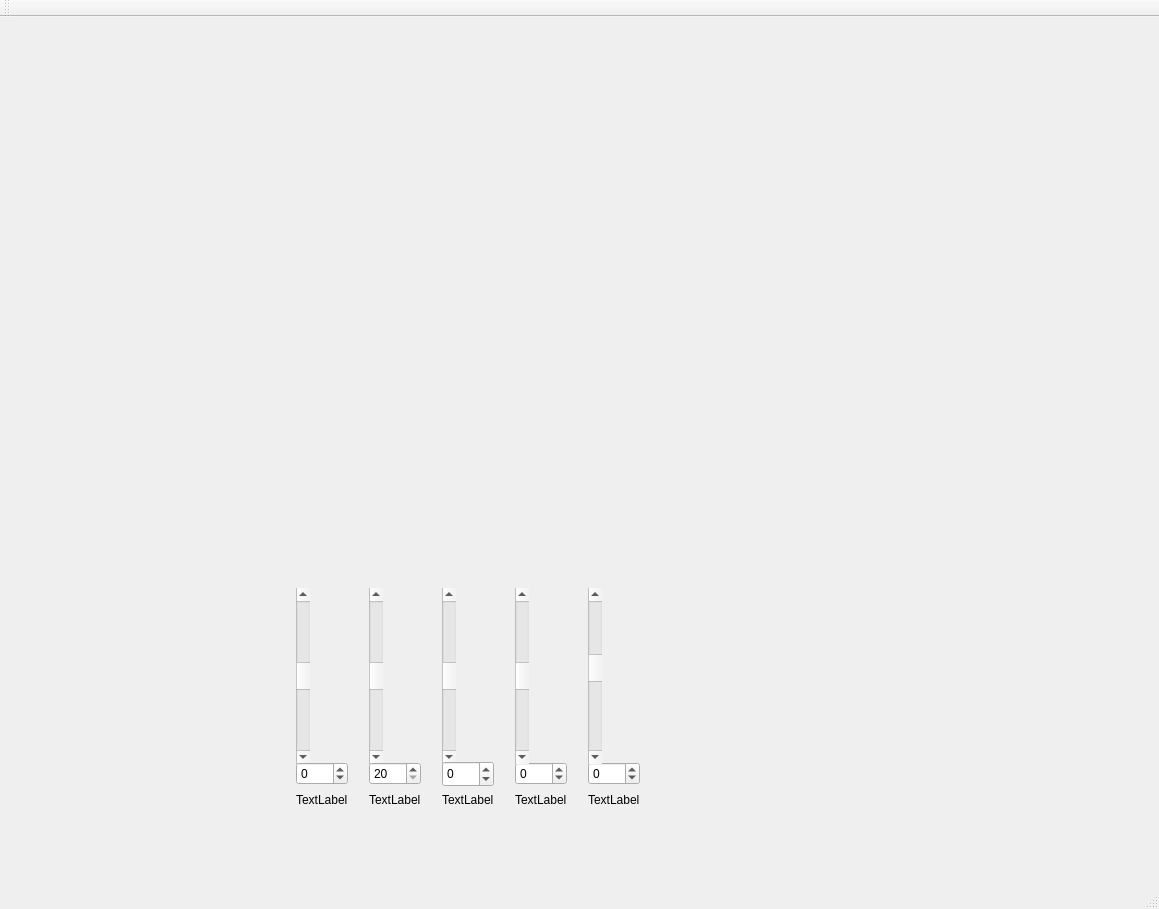
Old version of the form src/owi/script/CtrlPanel.ui in the repository ngpbach/owi-ros.
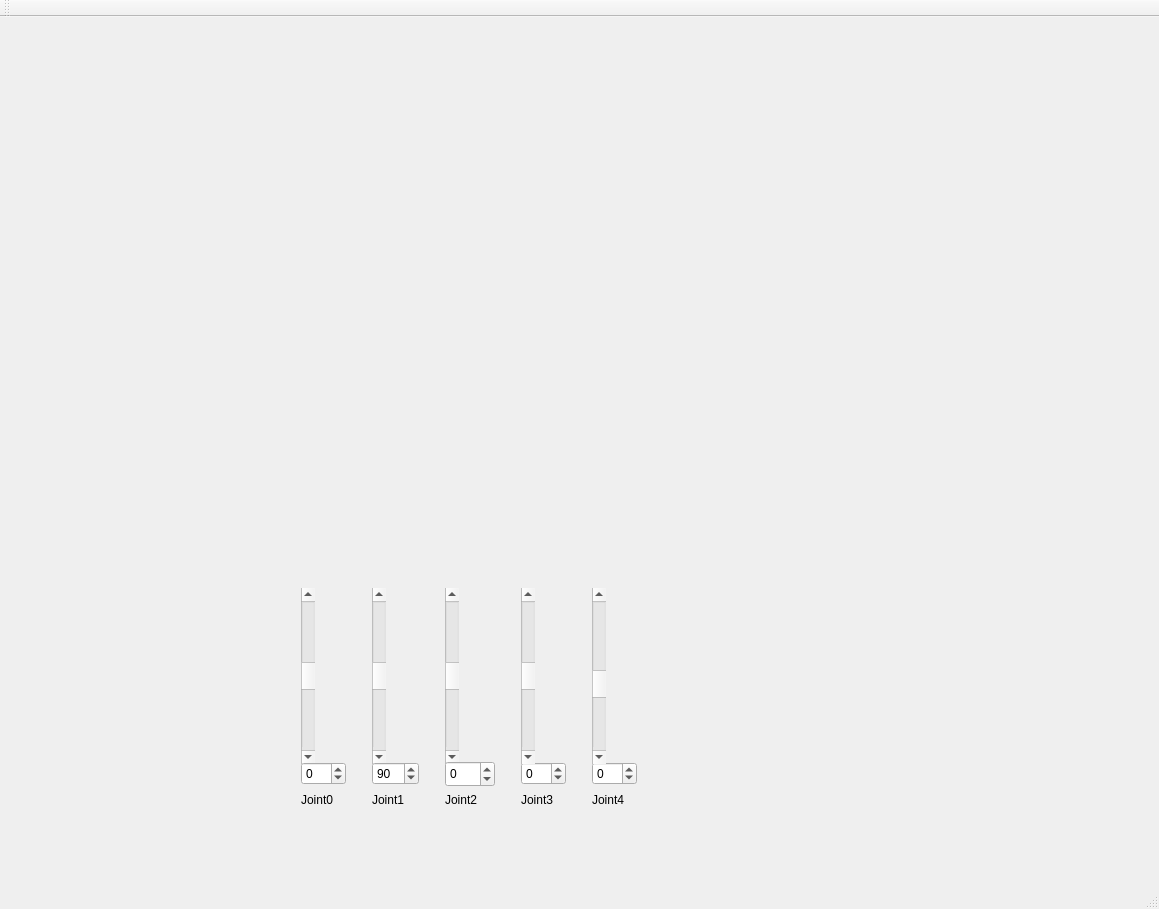
New version of the form.

Commit message: first joint slider working

```diff
--- a/src/owi/script/CtrlPanel.ui
+++ b/src/owi/script/CtrlPanel.ui
@@ -54,7 +54,7 @@
         <enum>Qt::Vertical</enum>
        </property>
        <property name="invertedAppearance">
-        <bool>false</bool>
+        <bool>true</bool>
        </property>
        <property name="invertedControls">
         <bool>false</bool>
@@ -91,7 +91,7 @@
         <enum>Qt::Vertical</enum>
        </property>
        <property name="invertedAppearance">
-        <bool>false</bool>
+        <bool>true</bool>
        </property>
        <property name="invertedControls">
         <bool>false</bool>
@@ -99,7 +99,7 @@
       </widget>
      </item>
      <item row="1" column="3">
-      <widget class="QSpinBox" name="spinBox">
+      <widget class="QSpinBox" name="spinBox_4">
        <property name="minimum">
         <number>-60</number>
        </property>
@@ -111,14 +111,14 @@
      <item row="2" column="3">
       <widget class="QLabel" name="label_4">
        <property name="text">
-        <string>TextLabel</string>
+        <string>Joint3</string>
        </property>
       </widget>
      </item>
      <item row="2" column="0">
       <widget class="QLabel" name="label_2">
        <property name="text">
-        <string>TextLabel</string>
+        <string>Joint0</string>
        </property>
       </widget>
      </item>
@@ -137,10 +137,10 @@
         <bool>true</bool>
        </property>
        <property name="minimum">
-        <number>20</number>
+        <number>25</number>
        </property>
        <property name="maximum">
-        <number>160</number>
+        <number>155</number>
        </property>
        <property name="value">
         <number>90</number>
@@ -155,7 +155,7 @@
         <enum>Qt::Vertical</enum>
        </property>
        <property name="invertedAppearance">
-        <bool>false</bool>
+        <bool>true</bool>
        </property>
        <property name="invertedControls">
         <bool>false</bool>
@@ -165,21 +165,21 @@
      <item row="2" column="2">
       <widget class="QLabel" name="label">
        <property name="text">
-        <string>TextLabel</string>
+        <string>Joint2</string>
        </property>
       </widget>
      </item>
      <item row="2" column="4">
       <widget class="QLabel" name="label_5">
        <property name="text">
-        <string>TextLabel</string>
+        <string>Joint4</string>
        </property>
       </widget>
      </item>
      <item row="2" column="1">
       <widget class="QLabel" name="label_3">
        <property name="text">
-        <string>TextLabel</string>
+        <string>Joint1</string>
        </property>
       </widget>
      </item>
@@ -213,7 +213,7 @@
         <enum>Qt::Vertical</enum>
        </property>
        <property name="invertedAppearance">
-        <bool>false</bool>
+        <bool>true</bool>
        </property>
        <property name="invertedControls">
         <bool>false</bool>
@@ -221,7 +221,7 @@
       </widget>
      </item>
      <item row="1" column="0">
-      <widget class="QSpinBox" name="spinBox_2">
+      <widget class="QSpinBox" name="spinBox_1">
        <property name="minimum">
         <number>-85</number>
        </property>
@@ -231,7 +231,7 @@
       </widget>
      </item>
      <item row="1" column="2">
-      <widget class="QSpinBox" name="spinBox_4">
+      <widget class="QSpinBox" name="spinBox_3">
        <property name="minimumSize">
         <size>
          <width>48</width>
@@ -247,12 +247,15 @@
       </widget>
      </item>
      <item row="1" column="1">
-      <widget class="QSpinBox" name="spinBox_3">
+      <widget class="QSpinBox" name="spinBox_2">
        <property name="minimum">
-        <number>20</number>
+        <number>25</number>
        </property>
        <property name="maximum">
-        <number>160</number>
+        <number>155</number>
+       </property>
+       <property name="value">
+        <number>90</number>
        </property>
       </widget>
      </item>
@@ -296,7 +299,7 @@
         <enum>Qt::Vertical</enum>
        </property>
        <property name="invertedAppearance">
-        <bool>false</bool>
+        <bool>true</bool>
        </property>
        <property name="invertedControls">
         <bool>false</bool>
```
Left out of the diff: 16 changed lines with no effect on the pictures. The commit also changes 1 other file.
